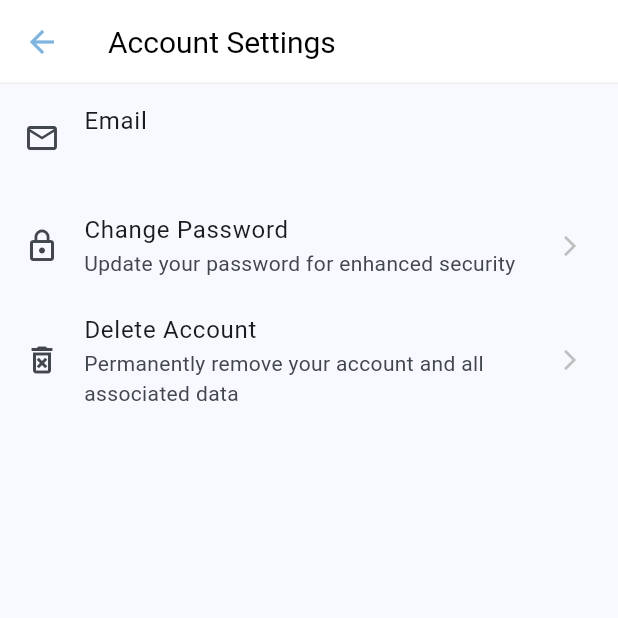
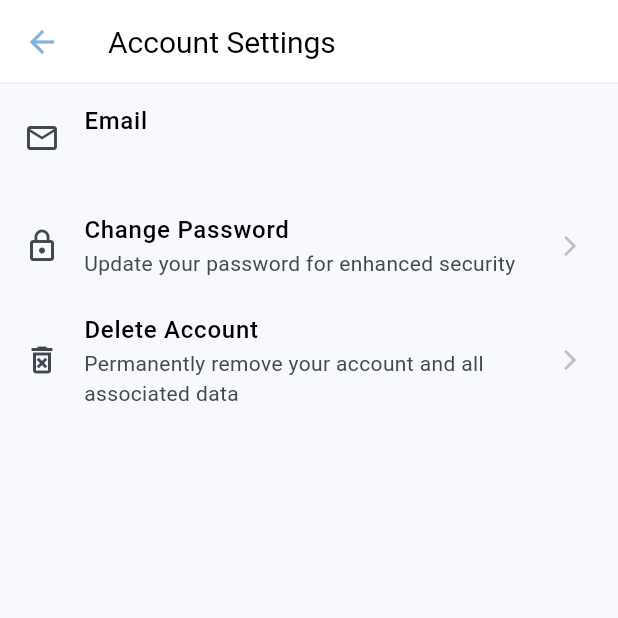
Before and after one commit to nur-hidayati/focusnest, a Flutter app: the AccountSettingsScreen screen opened directly with empty values, on a phone screen of 412 x 824 dp, the top half of it. Run offline on Flutter 3.47's test engine with Material 3 defaults, Android fonts, the phone set to English and light mode, and no system bars; our stand-ins replace awesome_notifications, cloud_firestore, drift, firebase_auth, firebase_core, flutter_native_splash and 9 more; missing offline and left inert: sqlite3; accounts and stored records are empty; generated files the repository leaves out were written again.

Commit message:
update SettingTile

```diff
--- a/lib/src/features/settings/presentation/setting_tile.dart
+++ b/lib/src/features/settings/presentation/setting_tile.dart
@@ -1,4 +1,5 @@
 import 'package:flutter/material.dart';
+import 'package:focusnest/src/common_widgets/custom_text.dart';
 import 'package:focusnest/src/constants/app_color.dart';
 
 // Settings tile widget that displays a title, subtitle, and icon - required,
@@ -25,7 +26,10 @@ class SettingTile extends StatelessWidget {
       children: [
         ListTile(
           leading: Icon(icon),
-          title: Text(title),
+          title: CustomText(
+            title: title,
+            fontWeight: FontWeight.w500,
+          ),
           subtitle: Text(subtitle),
           trailing: hasTrailingIcon
               ? const Icon(
```
